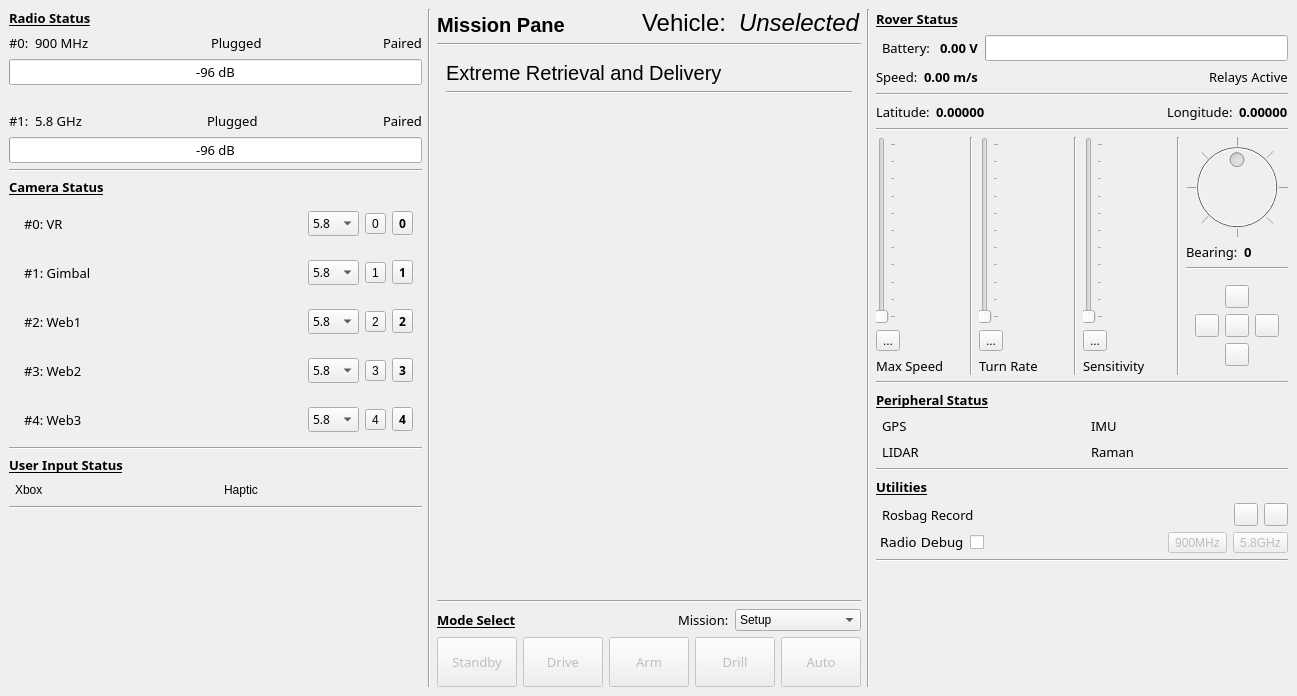
Before: the Qt Designer form scripts/gui/main.ui in NovaRoverTeam/base_station, drawn with Qt 5.
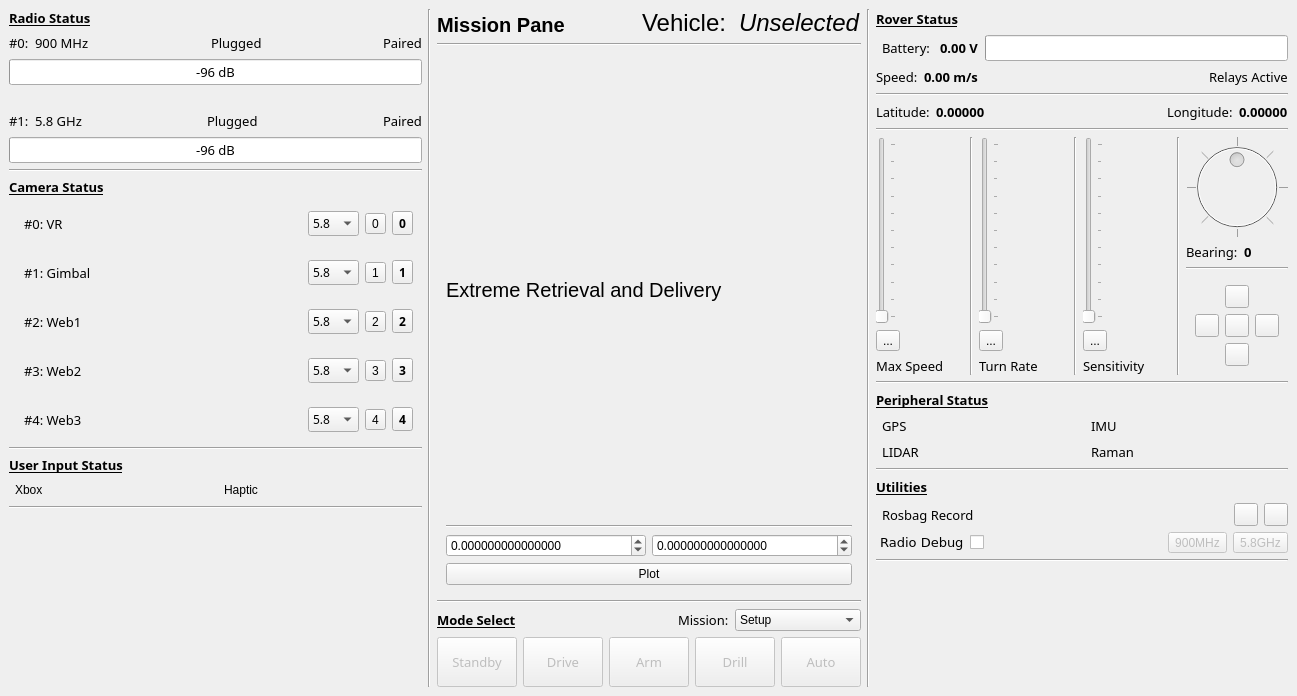
After: the same form once the commit is applied. The open tabs and pages were chosen to show the change. Icons and pictures are not drawn. Custom widgets are drawn as their Qt base class.

Commit message: Added simple map to GUI

The edit to the form file:
```diff
--- a/scripts/gui/main.ui
+++ b/scripts/gui/main.ui
@@ -1355,17 +1355,42 @@
              </widget>
             </item>
             <item>
-             <spacer name="verticalSpacer_43">
-              <property name="orientation">
-               <enum>Qt::Vertical</enum>
+             <layout class="QVBoxLayout" name="map">
+              <property name="topMargin">
+               <number>0</number>
               </property>
-              <property name="sizeHint" stdset="0">
-               <size>
-                <width>20</width>
-                <height>40</height>
-               </size>
+             </layout>
+            </item>
+            <item>
+             <layout class="QHBoxLayout" name="horizontalLayout_28">
+              <item>
+               <widget class="QDoubleSpinBox" name="latitudeSpinBox">
+                <property name="decimals">
+                 <number>15</number>
+                </property>
+                <property name="minimum">
+                 <double>-99.000000000000000</double>
+                </property>
+               </widget>
+              </item>
+              <item>
+               <widget class="QDoubleSpinBox" name="longitudeSpinBox">
+                <property name="decimals">
+                 <number>15</number>
+                </property>
+                <property name="minimum">
+                 <double>-99.000000000000000</double>
+                </property>
+               </widget>
+              </item>
+             </layout>
+            </item>
+            <item>
+             <widget class="QPushButton" name="plotButton">
+              <property name="text">
+               <string>Plot</string>
               </property>
-             </spacer>
+             </widget>
             </item>
            </layout>
           </widget>
```
Left out of the diff: 2 changed lines with no effect on the pictures. The commit also changes 4 other files.
